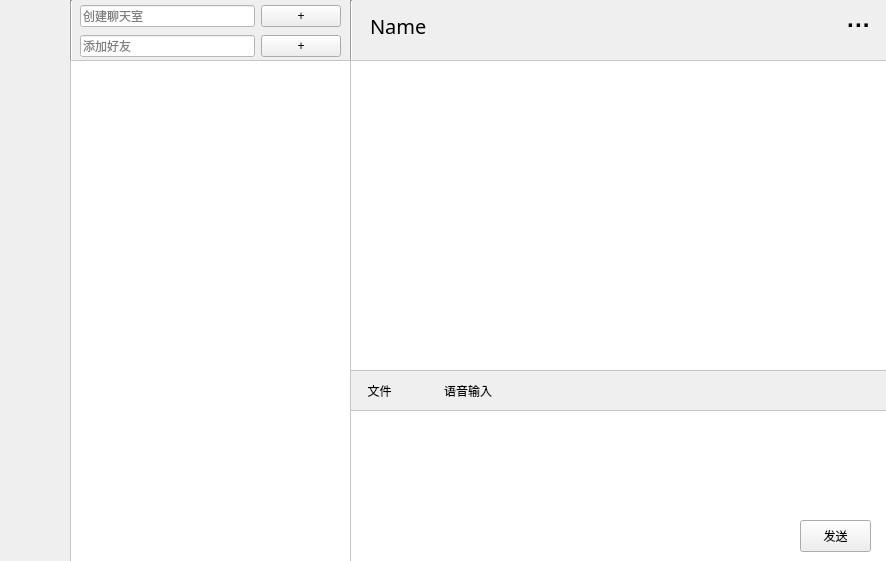
Jadeiin/KunKun, file client/UIfiles/chat.ui: the form before one commit.
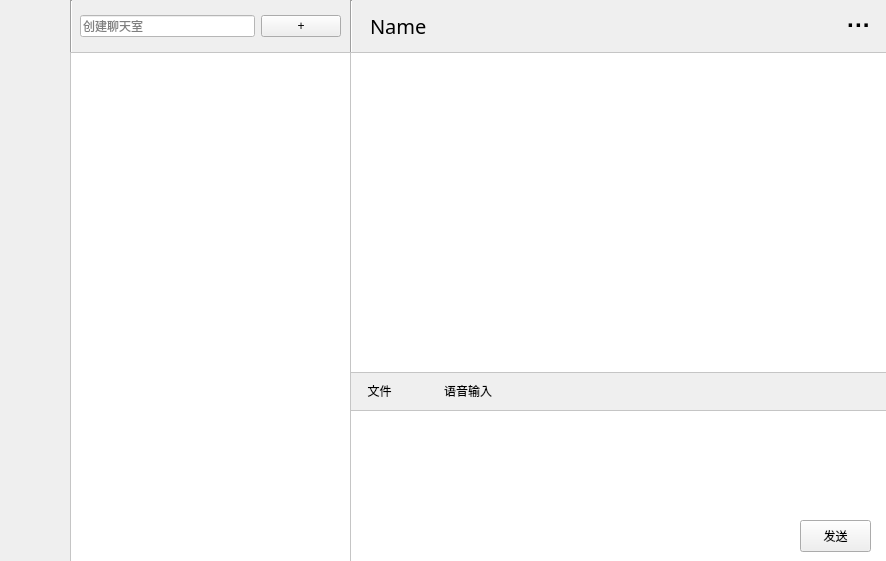
The form after the commit. Icons and pictures are not drawn.

Commit message: window name

The edit to the form file:
```diff
--- a/client/UIfiles/chat.ui
+++ b/client/UIfiles/chat.ui
@@ -86,7 +86,7 @@
    <property name="geometry">
     <rect>
      <x>80</x>
-     <y>0</y>
+     <y>10</y>
      <width>261</width>
      <height>33</height>
     </rect>
@@ -117,9 +117,9 @@
    <property name="geometry">
     <rect>
      <x>70</x>
-     <y>60</y>
+     <y>52</y>
      <width>281</width>
-     <height>503</height>
+     <height>511</height>
     </rect>
    </property>
    <property name="minimumSize">
@@ -140,44 +140,13 @@
 }</string>
    </property>
   </widget>
-  <widget class="QWidget" name="layoutWidget">
-   <property name="geometry">
-    <rect>
-     <x>80</x>
-     <y>30</y>
-     <width>261</width>
-     <height>33</height>
-    </rect>
-   </property>
-   <layout class="QHBoxLayout" name="horizontalLayout_2">
-    <item>
-     <widget class="QLineEdit" name="addFriendLineEdit">
-      <property name="styleSheet">
-       <string notr="true">QLineEdit{
-background-color: rgb(255, 255, 255)
-}</string>
-      </property>
-      <property name="placeholderText">
-       <string>添加好友</string>
-      </property>
-     </widget>
-    </item>
-    <item>
-     <widget class="QPushButton" name="addFriendBtn">
-      <property name="text">
-       <string>+</string>
-      </property>
-     </widget>
-    </item>
-   </layout>
-  </widget>
   <widget class="QListWidget" name="chatMsgList">
    <property name="geometry">
     <rect>
      <x>350</x>
-     <y>60</y>
+     <y>52</y>
      <width>541</width>
-     <height>311</height>
+     <height>321</height>
     </rect>
    </property>
    <property name="minimumSize">
```
The commit also changes 5 other files.
